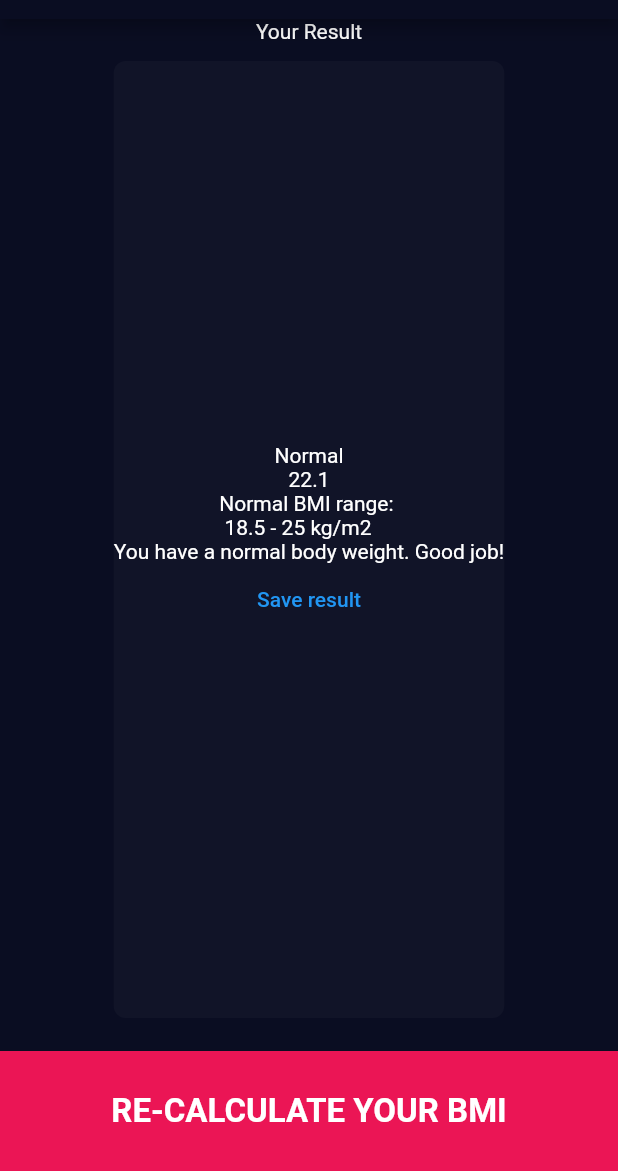
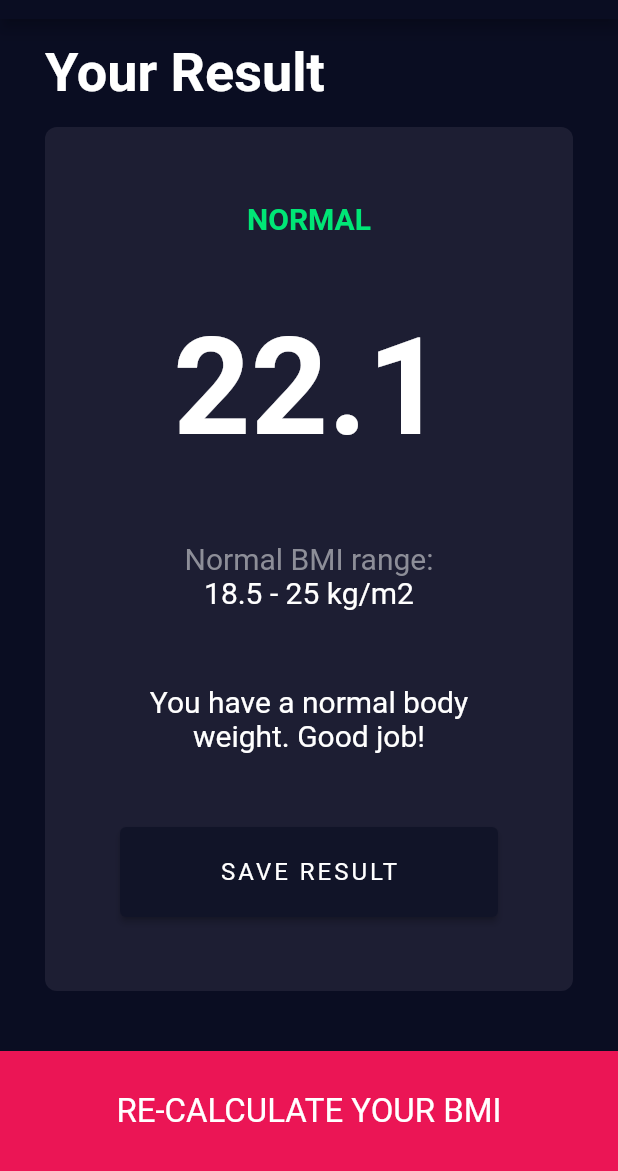
Before and after one commit to Itanik/BMI-Calculator-flutter, a Flutter app: the screen it shows after launch, after a tap on "CALCULATE FROM BMI", on a phone screen of 412 x 824 dp, the part 65-1236 px from its top. Run offline on Flutter 3.47's test engine with Material 2 defaults, Android fonts, the phone set to English and light mode, and no system bars; our stand-ins replace font_awesome_flutter.

Commit message:
Configure design on results page.

```diff
--- a/lib/components/expanded_card.dart
+++ b/lib/components/expanded_card.dart
@@ -3,14 +3,18 @@ import 'package:flutter/material.dart';
 class ExpandedCard extends StatelessWidget {
   final Color bgColor;
   final Widget child;
+  final int? flex;
+  final EdgeInsetsGeometry? margin;
 
-  ExpandedCard({required this.bgColor, required this.child});
+  ExpandedCard(
+      {required this.bgColor, required this.child, this.margin, this.flex});
 
   @override
   Widget build(BuildContext context) => Expanded(
+        flex: flex ?? 1,
         child: Container(
           child: child,
-          margin: EdgeInsets.all(12.0),
+          margin: margin ?? EdgeInsets.all(12.0),
           decoration: BoxDecoration(
             color: bgColor,
             borderRadius: BorderRadius.all(Radius.circular(8.0)),
--- a/lib/constants.dart
+++ b/lib/constants.dart
@@ -3,22 +3,23 @@ import 'dart:ui';
 import 'package:flutter/material.dart';
 
 const kLabelTextStyle = TextStyle(
-  color: kMainTextColor,
+  color: kLabelTextColor,
   fontSize: 18.0,
 );
 const kNumberTextStyle = TextStyle(
-  color: kSecondaryTextColor,
+  color: kMainTextColor,
   fontSize: 50.0,
   fontWeight: FontWeight.w900,
 );
 const kLargeButtonTextStyle = TextStyle(
-  color: kSecondaryTextColor,
+  color: kMainTextColor,
   fontSize: 22.0,
-  fontWeight: FontWeight.bold
 );
 
-const kMainTextColor = Color(0xFF8D8E98);
-const kSecondaryTextColor = Color(0xFFFFFFFF);
+const kMainTextStyle = TextStyle(color: kMainTextColor, fontSize: mainTextSize);
+const mainTextSize = 20.0;
+const kLabelTextColor = Color(0xFF8D8E98);
+const kMainTextColor = Color(0xFFFFFFFF);
 const kAccentColor = Color(0xFFEB1555);
 const kAccentTransparentColor = Color(0x29EB1555);
 const kActiveCardColor = Color(0xFF1D1E33);
--- a/lib/pages/cards/slider_card.dart
+++ b/lib/pages/cards/slider_card.dart
@@ -41,7 +41,7 @@ class _SliderCardState extends State<SliderCard> {
             trackHeight: 2.0,
             overlayColor: kAccentTransparentColor,
             activeTrackColor: Colors.white,
-            inactiveTrackColor: kMainTextColor,
+            inactiveTrackColor: kLabelTextColor,
             thumbColor: kAccentColor,
           ),
           child: Slider(
--- a/lib/pages/results_page.dart
+++ b/lib/pages/results_page.dart
@@ -1,32 +1,95 @@
 import 'package:bmi_calculator_flutter/components/expanded_card.dart';
 import 'package:bmi_calculator_flutter/components/large_button.dart';
 import 'package:bmi_calculator_flutter/constants.dart';
+import 'package:flutter/cupertino.dart';
 import 'package:flutter/material.dart';
 
 class ResultsPage extends StatelessWidget {
+  final double result = 22.1;
+
   @override
   Widget build(BuildContext context) => Scaffold(
       appBar: AppBar(
         title: Text('BMI CALCULATOR'),
       ),
       body: Column(
+        crossAxisAlignment: CrossAxisAlignment.start,
         children: [
-          Text("Your Result"),
+          Container(
+            margin: EdgeInsets.symmetric(vertical: 15.0, horizontal: 30.0),
+            child: Text(
+              "Your Result",
+              style: TextStyle(
+                fontWeight: FontWeight.bold,
+                fontSize: 36.0,
+              ),
+            ),
+          ),
           ExpandedCard(
-              bgColor: kInactiveCardColor,
-              child: Column(
-                mainAxisAlignment: MainAxisAlignment.center,
-                children: [
-                  Text("Normal"),
-                  Text("22.1"),
-                  Text("Normal BMI range: \n 18.5 - 25 kg/m2"),
-                  Text("You have a normal body weight. Good job!"),
-                  TextButton(onPressed: () {}, child: Text("Save result")),
-                ],
+              bgColor: kActiveCardColor,
+              margin: EdgeInsets.fromLTRB(30.0, 0, 30.0, 30.0),
+              child: Padding(
+                padding: const EdgeInsets.symmetric(horizontal: 50.0),
+                child: Column(
+                  mainAxisAlignment: MainAxisAlignment.spaceEvenly,
+                  children: [
+                    Text(
+                      "NORMAL",
+                      style: kMainTextStyle.copyWith(
+                        color: Colors.greenAccent.shade400,
+                        fontWeight: FontWeight.bold,
+                      ),
+                    ),
+                    Text(
+                      result.toString(),
+                      style: TextStyle(
+                        fontSize: 90.0,
+                        fontWeight: FontWeight.w700,
+                      ),
+                    ),
+                    Column(
+                      children: [
+                        Text(
+                          "Normal BMI range:",
+                          style: kMainTextStyle.copyWith(
+                            color: kLabelTextColor,
+                          ),
+                          textAlign: TextAlign.center,
+                        ),
+                        Text(
+                          "18.5 - 25 kg/m2",
+                          style: kMainTextStyle,
+                          textAlign: TextAlign.center,
+                        ),
+                      ],
+                    ),
+                    Text(
+                      result >= 18.5 && result <= 25.0
+                          ? "You have a normal body weight. Good job!"
+                          : "Bad news",
+                      style: kMainTextStyle,
+                      textAlign: TextAlign.center,
+                    ),
+                    RawMaterialButton(
+                        fillColor: kInactiveCardColor,
+                        constraints: BoxConstraints.expand(height: 60.0),
+                        shape: RoundedRectangleBorder(
+                          borderRadius: BorderRadius.all(Radius.circular(4.0)),
+                        ),
+                        onPressed: () {},
+                        child: Text(
+                          "SAVE RESULT",
+                          style: kMainTextStyle.copyWith(
+                              fontSize: 16.0, letterSpacing: 2),
+                        )),
+                  ],
+                ),
               )),
-          LargeButton(text: "RE-CALCULATE YOUR BMI", onPressed: () {
-            Navigator.pop(context);
-          })
+          LargeButton(
+              text: "RE-CALCULATE YOUR BMI",
+              onPressed: () {
+                Navigator.pop(context);
+              })
         ],
       ));
 }
```
